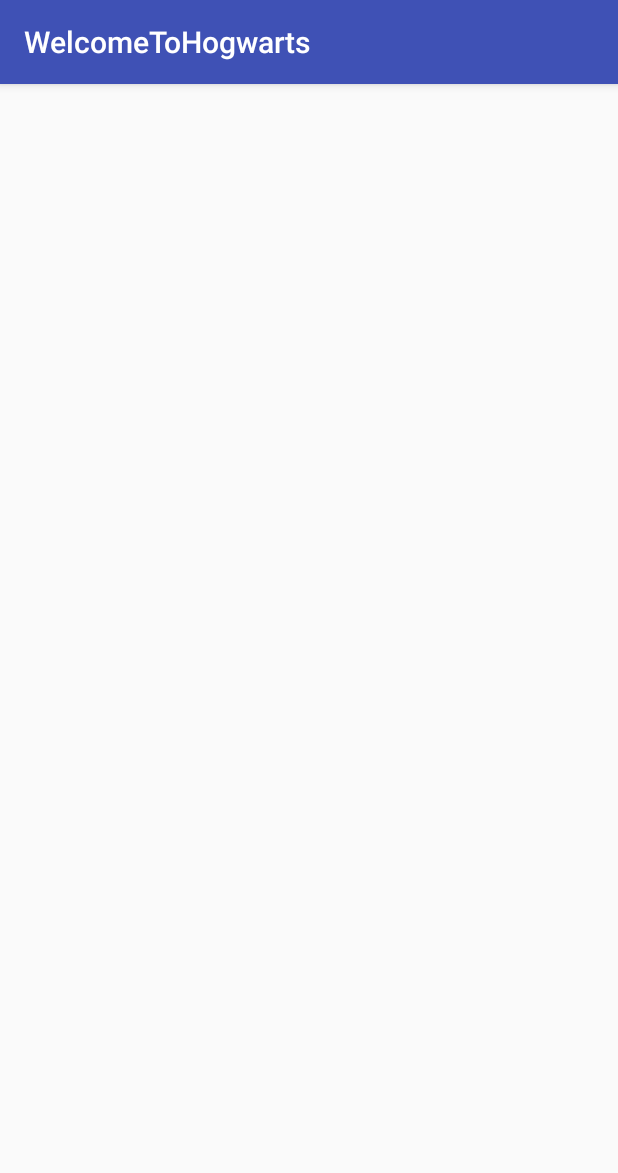
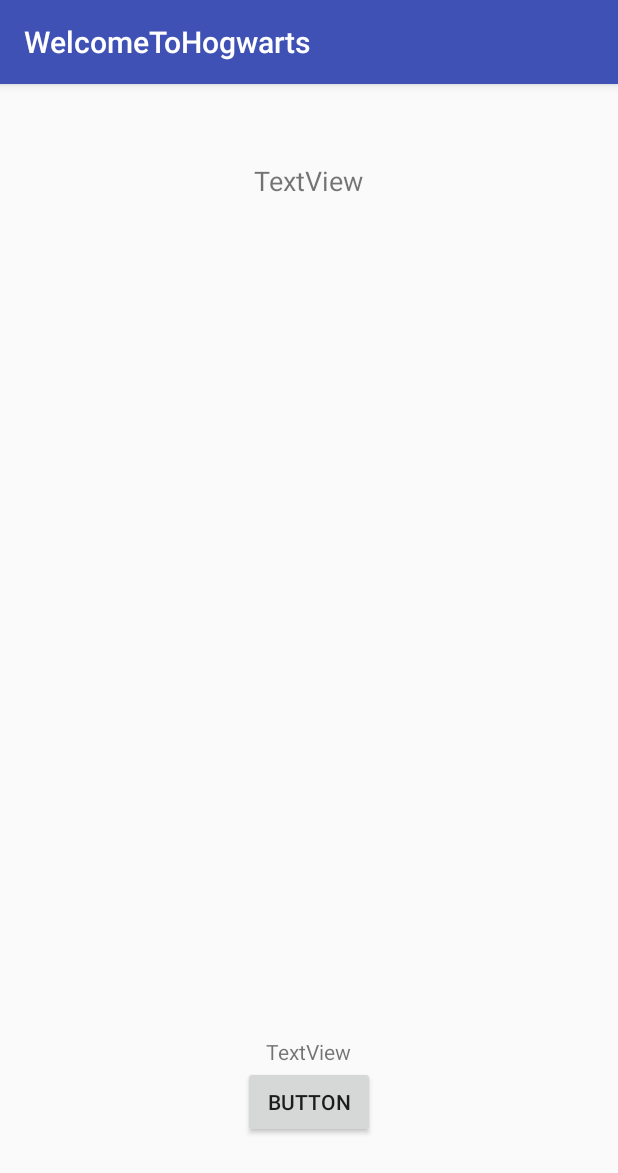
Before and after one commit to chemp43/WelcomeToHogwarts, an Android app: the Patronus screen opened directly, with no data from a screen before it, on a phone screen of 412 x 824 dp. Shown: the top 1173 px of the screen. Run offline under Robolectric (Android 15) with nearby library versions, the phone set to English and light mode, and no system bars.

Commit message:
Added Distance Activity and strings

```diff
--- a/app/src/main/AndroidManifest.xml
+++ b/app/src/main/AndroidManifest.xml
@@ -18,7 +18,8 @@
         </activity>
         <activity android:name=".SortingHat" />
         <activity android:name=".SortingClass" />
-        <activity android:name=".Patronus"></activity>
+        <activity android:name=".Patronus" />
+        <activity android:name=".Distance"></activity>
     </application>
 
 </manifest>
--- a/app/src/main/java/net/androidbootcamp/welcometohogwarts/Patronus.java
+++ b/app/src/main/java/net/androidbootcamp/welcometohogwarts/Patronus.java
@@ -1,13 +1,27 @@
 package net.androidbootcamp.welcometohogwarts;
 
+import android.content.Intent;
 import android.support.v7.app.AppCompatActivity;
 import android.os.Bundle;
+import android.view.View;
+import android.widget.Button;
 
 public class Patronus extends AppCompatActivity {
+    Button distance;
 
     @Override
     protected void onCreate(Bundle savedInstanceState) {
         super.onCreate(savedInstanceState);
         setContentView(R.layout.activity_patronus);
+        distance=(Button)findViewById(R.id.btnDistance);
+        distance.setOnClickListener(btnDistance);
     }
+    Button.OnClickListener btnDistance = new Button.OnClickListener() {
+        @Override
+        public void onClick(View view) {
+            startActivity(new Intent(Patronus.this, Distance.class));
+
+        }
+    };
+
 }
--- a/app/src/main/res/layout/activity_patronus.xml
+++ b/app/src/main/res/layout/activity_patronus.xml
@@ -1,9 +1,40 @@
 <?xml version="1.0" encoding="utf-8"?>
-<android.support.constraint.ConstraintLayout xmlns:android="http://schemas.android.com/apk/res/android"
+<RelativeLayout xmlns:android="http://schemas.android.com/apk/res/android"
     xmlns:app="http://schemas.android.com/apk/res-auto"
     xmlns:tools="http://schemas.android.com/tools"
     android:layout_width="match_parent"
     android:layout_height="match_parent"
     tools:context="net.androidbootcamp.welcometohogwarts.Patronus">
 
-</android.support.constraint.ConstraintLayout>
+    <TextView
+        android:id="@+id/txtPatronusTitle"
+        android:layout_width="wrap_content"
+        android:layout_height="wrap_content"
+        android:layout_alignParentTop="true"
+        android:layout_centerHorizontal="true"
+        android:layout_marginTop="52dp"
+        android:text="TextView"
+        android:textAlignment="center"
+        android:textSize="18sp"
+        tools:text="@string/txtPatronusTitle" />
+
+    <Button
+        android:id="@+id/btnDistance"
+        android:layout_width="wrap_content"
+        android:layout_height="wrap_content"
+        android:layout_alignParentBottom="true"
+        android:layout_centerHorizontal="true"
+        android:layout_marginBottom="65dp"
+        android:text="Button"
+        tools:text="@string/btnDistanceTitle" />
+
+    <TextView
+        android:id="@+id/txtDistanceBtn"
+        android:layout_width="wrap_content"
+        android:layout_height="wrap_content"
+        android:layout_above="@+id/btnDistance"
+        android:layout_centerHorizontal="true"
+        android:text="TextView"
+        android:textAlignment="center"
+        tools:text="@string/txtDistanceBtn" />
+</RelativeLayout>
--- a/app/src/main/res/values/strings.xml
+++ b/app/src/main/res/values/strings.xml
@@ -7,4 +7,8 @@
     <string name="txtSortingClassTitle">This screen will display an image of the class you\'ve been assigned to (if quiz is chosen), or after shake input will transition to this screen.</string>
     <string name="btnSortClassContinue">Find your patronus!</string>
     <string name="txtSortClassBtn">Clicking this button will change the screen to the patronus screen</string>
+    <string name="txtPatronusTitle">This will display which patronus you have chosen or randomly assigned.</string>
+    <string name="btnDistanceTitle">Distance from Platform 9 and 3/4</string>
+    <string name="txtDistanceBtn">Clicking this button will bring you to the screen which takes your location and how far you are from Platform 9 and 3/4</string>
+    <string name="txtDistanceTitle">This screen will use device\'s location to calculate and display how far away the user is from Platform 9 and 3/4 (King Cross Station, London, UK)</string>
 </resources>
```
Also changed, not shown: app/src/main/java/net/androidbootcamp/welcometohogwarts/Distance.java (added, +13 -0 lines), app/src/main/res/layout/activity_distance.xml (added, +22 -0 lines).
